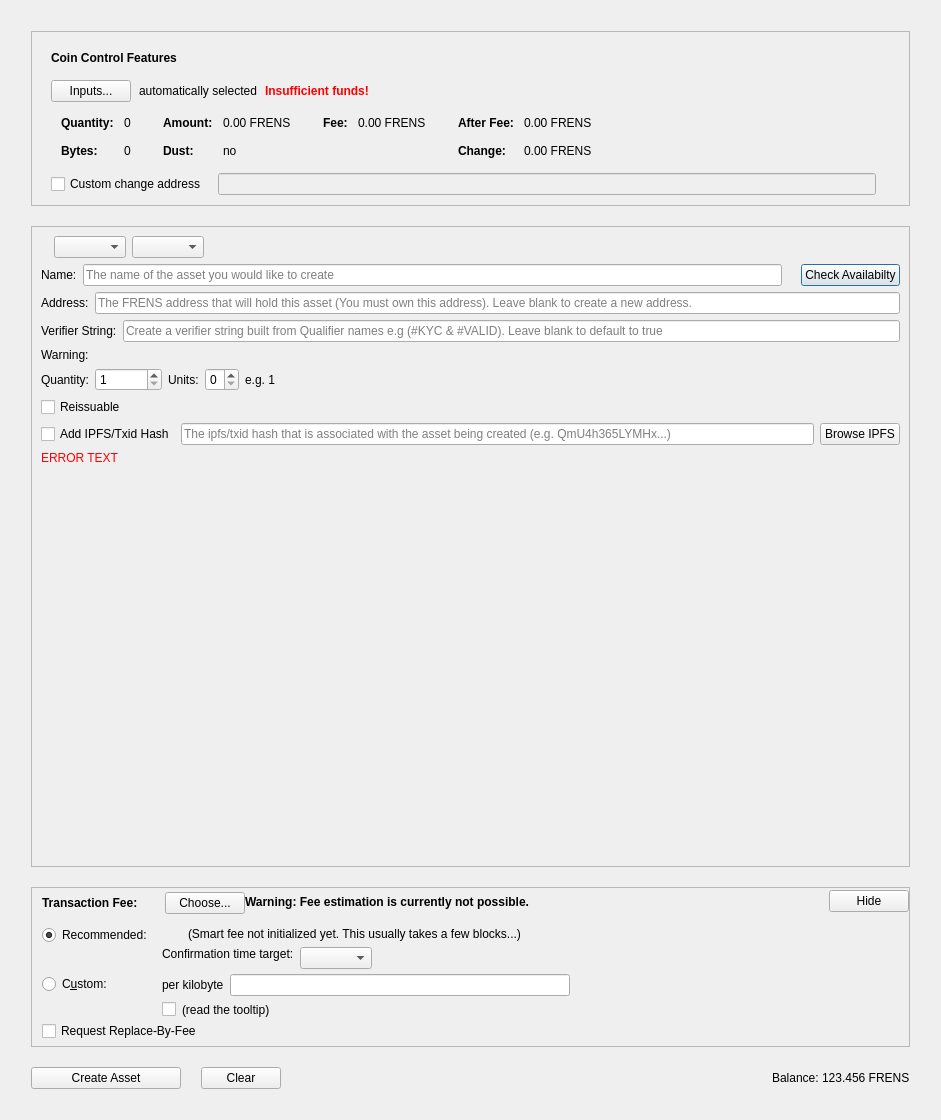
gramtoco/friendcoin, file src/qt/forms/createassetdialog.ui: the form before one commit.
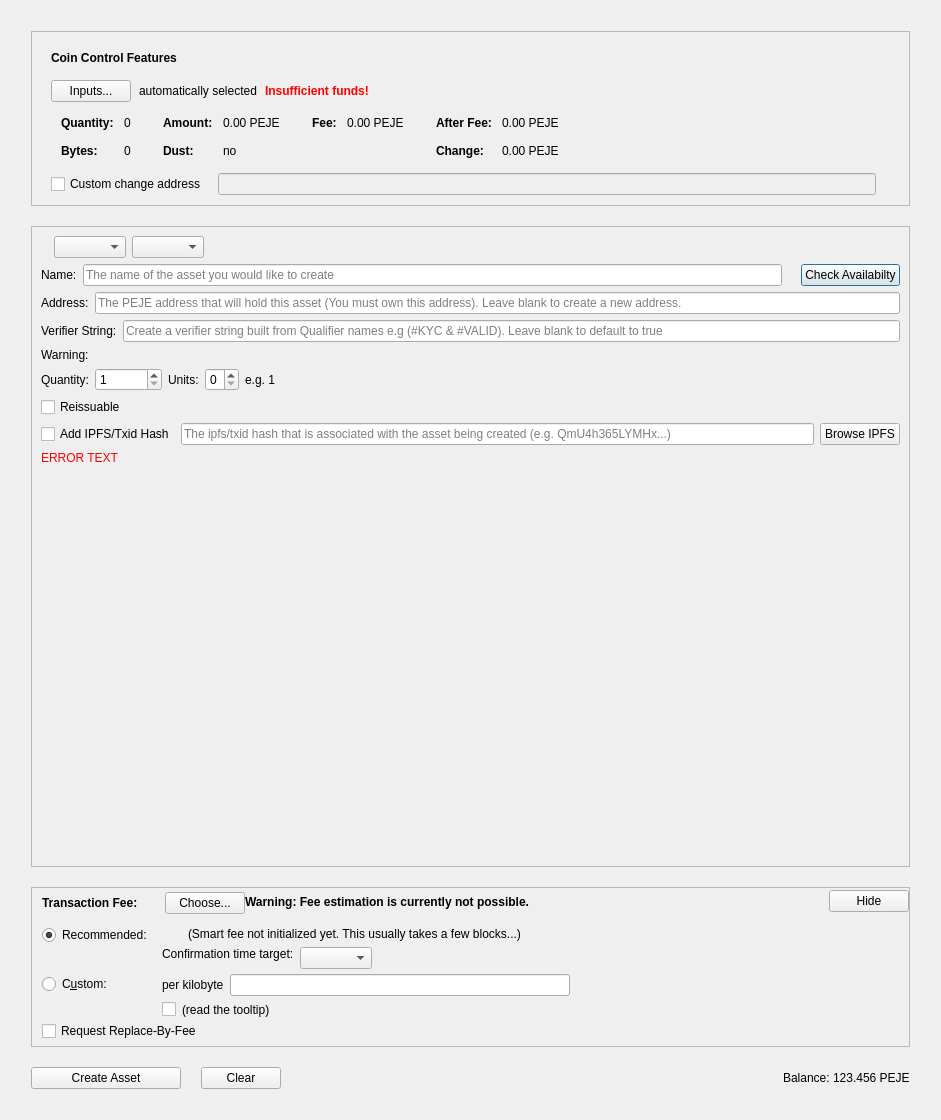
The form after the commit. Custom widgets are drawn as their Qt base class.

The edit to the form file:
```diff
--- a/src/qt/forms/createassetdialog.ui
+++ b/src/qt/forms/createassetdialog.ui
@@ -335,7 +335,7 @@
                     <enum>Qt::ActionsContextMenu</enum>
                    </property>
                    <property name="text">
-                    <string notr="true">0.00 FRENS</string>
+                    <string notr="true">0.00 PEJE</string>
                    </property>
                    <property name="textInteractionFlags">
                     <set>Qt::LinksAccessibleByMouse|Qt::TextSelectableByKeyboard|Qt::TextSelectableByMouse</set>
@@ -415,7 +415,7 @@
                     <enum>Qt::ActionsContextMenu</enum>
                    </property>
                    <property name="text">
-                    <string notr="true">0.00 FRENS</string>
+                    <string notr="true">0.00 PEJE</string>
                    </property>
                    <property name="textInteractionFlags">
                     <set>Qt::LinksAccessibleByMouse|Qt::TextSelectableByKeyboard|Qt::TextSelectableByMouse</set>
@@ -466,7 +466,7 @@
                     <enum>Qt::ActionsContextMenu</enum>
                    </property>
                    <property name="text">
-                    <string notr="true">0.00 FRENS</string>
+                    <string notr="true">0.00 PEJE</string>
                    </property>
                    <property name="textInteractionFlags">
                     <set>Qt::LinksAccessibleByMouse|Qt::TextSelectableByKeyboard|Qt::TextSelectableByMouse</set>
@@ -495,7 +495,7 @@
                     <enum>Qt::ActionsContextMenu</enum>
                    </property>
                    <property name="text">
-                    <string notr="true">0.00 FRENS</string>
+                    <string notr="true">0.00 PEJE</string>
                    </property>
                    <property name="textInteractionFlags">
                     <set>Qt::LinksAccessibleByMouse|Qt::TextSelectableByKeyboard|Qt::TextSelectableByMouse</set>
@@ -694,7 +694,7 @@
                <string/>
               </property>
               <property name="placeholderText">
-               <string>The FRENS address that will hold this asset (You must own this address). Leave blank to create a new address.</string>
+               <string>The PEJE address that will hold this asset (You must own this address). Leave blank to create a new address.</string>
               </property>
              </widget>
             </item>
@@ -1433,7 +1433,7 @@
             <enum>Qt::RightToLeft</enum>
            </property>
            <property name="text">
-            <string>123.456 FRENS</string>
+            <string>123.456 PEJE</string>
            </property>
           </widget>
          </item>
```
Left out of the diff: 10 changed lines with no effect on the pictures.
